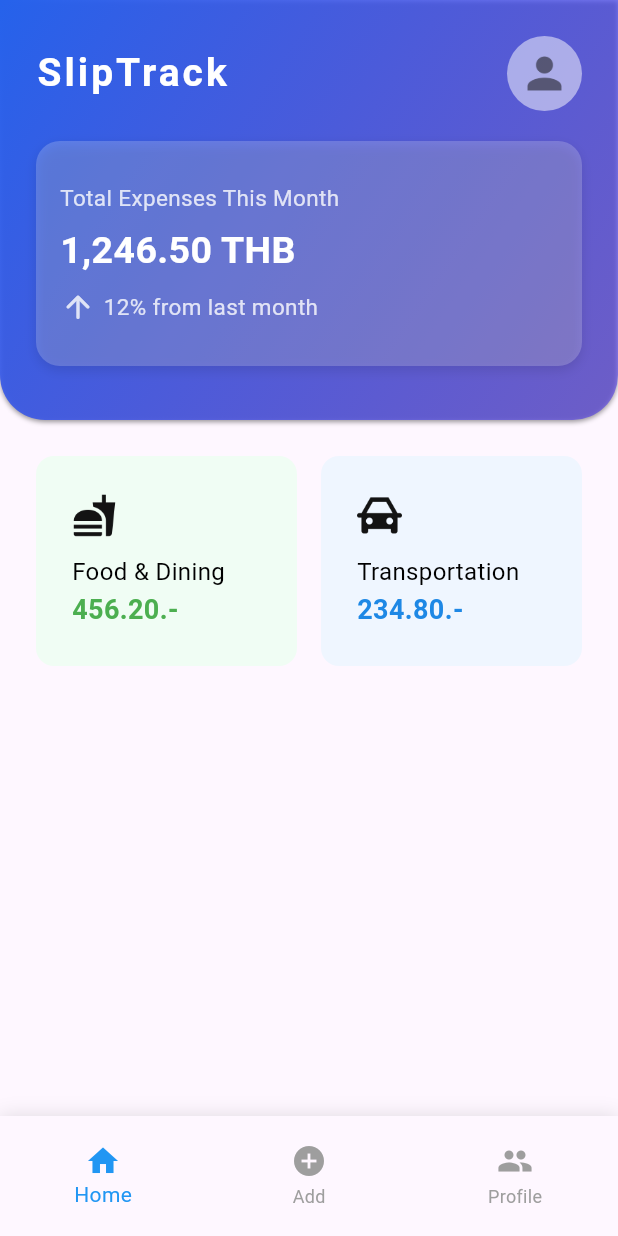
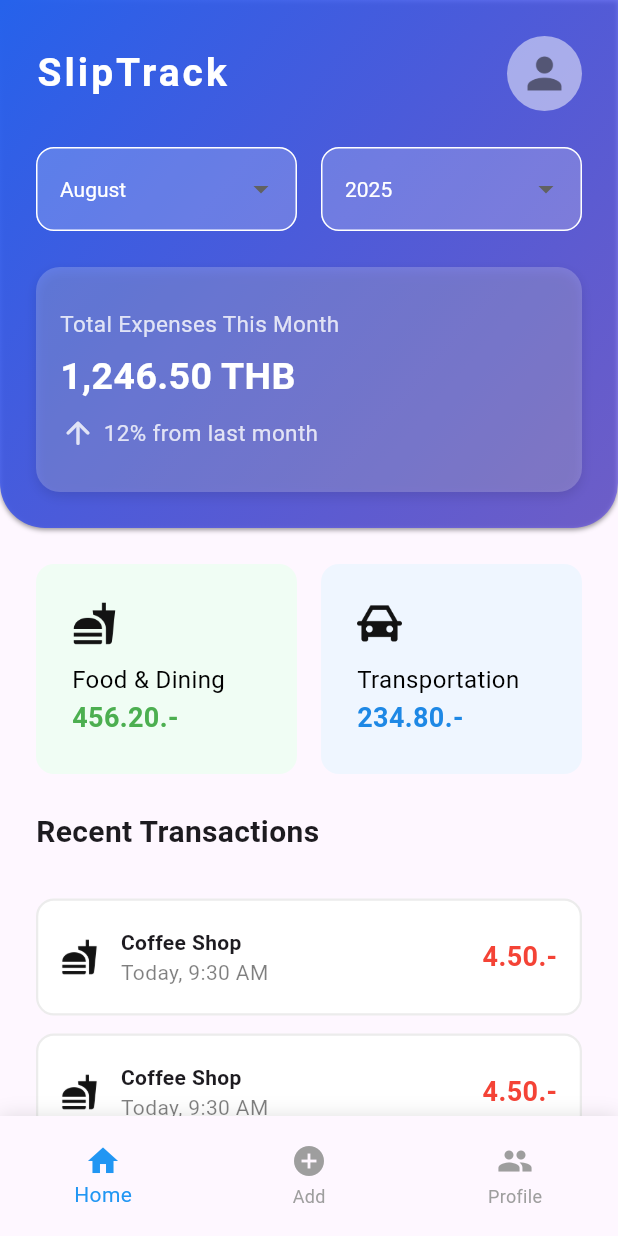
Before and after one commit to KasidetPha/SlipTrack, a Flutter app: the screen it shows after launch, on a phone screen of 412 x 824 dp. Run offline on Flutter 3.47's test engine with Material 3 defaults, Android fonts, the phone set to English and light mode, and no system bars; our stand-ins replace google_fonts; Roboto replaces fonts that are missing (Prompt).

Commit message:
home page success

```diff
--- a/frontend/lib/models/items_list.dart
+++ b/frontend/lib/models/items_list.dart
@@ -1,14 +1,24 @@
-// import 'package:flutter/material.dart';
+import 'package:flutter/widgets.dart';
 
 enum CategoryIcon {
-  food(title:"food & Dining", image: "assets/images/icon_food.png"),
-  transpot(title: "Transportation", image: "assets/images/icon_transpot.png"),
-  health(title: "Health & Personal Care", image: "assets/images/icon_health.png");
+  food(
+      title: "Food & Dining",
+      image: "assets/images/icons/icon_food.png",
+      color: Color(0xFFE0F7FA)),
+  transpot(
+      title: "Transportation",
+      image: "assets/images/icons/icon_transport.png",
+      color: Color(0xFFE8F0FE)),
+  health(
+      title: "Health & Personal Care",
+      image: "assets/images/icons/icon_health.png",
+      color: Color(0xFFF0FFF4));
 
-
-  const CategoryIcon({required this.title, required this.image});
+  const CategoryIcon(
+      {required this.title, required this.image, required this.color});
   final String title;
   final String image;
+  final Color color;
 }
 
 class ItemsList {
@@ -28,7 +38,22 @@ class ItemsList {
 }
 
 List<ItemsList> data = [
-  ItemsList(title: "อาหารกลางวัน", price: 120.50, datetime: DateTime(2025, 8, 19, 12, 30), category: CategoryIcon.food, note: ""),
-  ItemsList(title: "ฟิตเนส", price: 60, datetime: DateTime(2025, 8, 14, 18, 30), category: CategoryIcon.health, note: ""),
-  ItemsList(title: "ค่ารถเมล์", price: 8, datetime: DateTime(2025, 8, 12, 08, 30), category: CategoryIcon.transpot, note: ""),
+  ItemsList(
+      title: "อาหารกลางวัน",
+      price: 120.50,
+      datetime: DateTime(2025, 8, 19, 12, 30),
+      category: CategoryIcon.food,
+      note: ""),
+  ItemsList(
+      title: "ฟิตเนส",
+      price: 60,
+      datetime: DateTime(2025, 8, 14, 18, 30),
+      category: CategoryIcon.health,
+      note: ""),
+  ItemsList(
+      title: "ค่ารถเมล์",
+      price: 1000,
+      datetime: DateTime(2025, 8, 12, 08, 30),
+      category: CategoryIcon.transpot,
+      note: ""),
 ];
--- a/frontend/lib/pages/home_page.dart
+++ b/frontend/lib/pages/home_page.dart
@@ -1,8 +1,11 @@
 import 'package:flutter/material.dart';
 import 'package:frontend/widgets/home_widgets/home_header.dart';
+import 'package:frontend/widgets/home_widgets/items_recent.dart';
+import 'package:frontend/widgets/home_widgets/month_year_dropdown.dart';
+import 'package:frontend/widgets/home_widgets/most_category.dart';
 import 'package:frontend/widgets/home_widgets/summary_card.dart';
 import 'package:google_fonts/google_fonts.dart';
-import 'package:frontend/models/items_list.dart';
+// import 'package:frontend/models/items_list.dart';
 
 class HomePage extends StatelessWidget {
   const HomePage({super.key});
@@ -10,7 +13,7 @@ class HomePage extends StatelessWidget {
   @override
   Widget build(BuildContext context) {
     return Scaffold(
-      body: SingleChildScrollView( // ✅ ทำให้ทั้งหน้าเลื่อนได้
+      body: SingleChildScrollView(
         child: Column(
           crossAxisAlignment: CrossAxisAlignment.start,
           children: [
@@ -18,7 +21,7 @@ class HomePage extends StatelessWidget {
             Container(
               width: double.infinity,
               padding: const EdgeInsets.all(24),
-              height: 280,
+              // height: 280,
               decoration: BoxDecoration(
                 gradient: const LinearGradient(
                   colors: [
@@ -42,7 +45,9 @@ class HomePage extends StatelessWidget {
               child: const Column(
                 children: [
                   HomeHeader(),
-                  SizedBox(height: 20),
+                  SizedBox(height: 24),
+                  MonthYearDropdown(),
+                  SizedBox(height: 24),
                   SummaryCard(),
                 ],
               ),
@@ -50,56 +55,18 @@ class HomePage extends StatelessWidget {
 
             const SizedBox(height: 24),
 
+            const MostCategory(),
+
+            // const SizedBox(height: 24),
+
             Padding(
-              padding: EdgeInsets.symmetric(horizontal: 24),
+              padding: const EdgeInsets.fromLTRB(24,24,24,24),
+              child: Text("Recent Transactions", style: GoogleFonts.prompt(fontSize: 20, fontWeight: FontWeight.bold ),),
+            ),
 
-              child: Row(
-                mainAxisAlignment: MainAxisAlignment.spaceBetween,
-                children: [
-                  Expanded(
-                    child: Container(
-                      height: 140,
-                      padding: EdgeInsets.all(24),
-                      decoration: BoxDecoration(
-                        color: const Color.fromARGB(255, 240, 253, 244),
-                        borderRadius: BorderRadius.circular(12)
-                      ),
-                      child: Column(
-                        crossAxisAlignment: CrossAxisAlignment.start,
-                        mainAxisAlignment: MainAxisAlignment.spaceEvenly,
-                        children: [
-                          Image.asset("assets/images/icon_food.png", width: 30, height: 30,),
-                          SizedBox(height: 10,),
-                          Text("Food & Dining", style: GoogleFonts.prompt(fontSize: 16, color: Colors.black, fontWeight: FontWeight.normal)),
-                          Text("456.20.-", style: GoogleFonts.prompt(fontSize: 18, color: Colors.green, fontWeight: FontWeight.bold))
-                        ],
-                      ),
-                    ),
-                  ),
-                  SizedBox(width: 16,),
-                  Expanded(
-                    child: Container(
-                      height: 140,
-                      padding: EdgeInsets.all(24),
-                      decoration: BoxDecoration(
-                        color: const Color.fromARGB(255, 239, 246, 255),
-                        borderRadius: BorderRadius.circular(12)
-                      ),
-                      child: Column(
-                        crossAxisAlignment: CrossAxisAlignment.start,
-                        mainAxisAlignment: MainAxisAlignment.spaceEvenly,
-                        children: [
-                          Image.asset("assets/images/icon_transport.png", width: 30, height: 30,),
-                          SizedBox(height: 10,),
-                          Text("Transportation", style: GoogleFonts.prompt(fontSize: 16, color: Colors.black, fontWeight: FontWeight.normal)),
-                          Text("234.80.-", style: GoogleFonts.prompt(fontSize: 18, color: Colors.blue[600], fontWeight: FontWeight.bold))
-                        ],
-                      ),
-                    ),
-                  )
-                ],
-              )
-            ),
+            // const SizedBox(height: 24),
+
+            const ItemsRecent()
           ],
         ),
       ),
--- a/frontend/lib/widgets/home_widgets/home_header.dart
+++ b/frontend/lib/widgets/home_widgets/home_header.dart
@@ -30,7 +30,7 @@ class HomeHeader extends StatelessWidget {
               borderRadius: BorderRadius.circular(25)
             ),
             child: IconButton(
-              icon: Image.asset("assets/images/icon_user.png", fit: BoxFit.contain, color: Colors.black.withOpacity(0.5),),
+              icon: Image.asset("assets/images/icons/icon_user.png", fit: BoxFit.contain, color: Colors.black.withOpacity(0.5),),
               // color: Colors.black.withOpacity(0.50),
               onPressed: () {
                 print("Profile button clicked");
--- /dev/null
+++ b/frontend/lib/widgets/home_widgets/items_recent.dart
@@ -0,0 +1,55 @@
+import 'package:flutter/material.dart';
+import 'package:google_fonts/google_fonts.dart';
+
+class ItemsRecent extends StatelessWidget {
+  const ItemsRecent({super.key});
+
+  @override
+  Widget build(BuildContext context) {
+    return SingleChildScrollView(
+      child: Column(
+        children: List.generate(6, (index) {
+          return Padding(
+            padding: const EdgeInsets.symmetric(horizontal: 24, vertical: 6),
+            child: Container(
+              width: double.infinity,
+              height: 78,
+              decoration: BoxDecoration(
+                color: Colors.white,
+                borderRadius: BorderRadius.circular(12),
+                border:Border.all(color: Colors.grey.withOpacity(0.2), width: 1.5)
+              ),
+              child: Padding(
+                padding: const EdgeInsets.all(15),
+                child: Center(
+                  child: Row(
+                    mainAxisAlignment: MainAxisAlignment.spaceBetween,
+                    crossAxisAlignment: CrossAxisAlignment.center,
+                    children: [
+                      Row(
+                        children: [
+                          Image.asset("assets/images/icons/icon_food.png", width: 25, height: 25,),
+                          SizedBox(width: 15,),
+                          Column(
+                            mainAxisAlignment: MainAxisAlignment.center,
+                            crossAxisAlignment: CrossAxisAlignment.start,
+                            children: [
+                              Text("Coffee Shop", style: GoogleFonts.prompt(fontWeight: FontWeight.bold),),
+                              Text("Today, 9:30 AM", style: GoogleFonts.prompt(color: Colors.black.withOpacity(0.5)),)
+                            ]
+                          ),
+                        ],
+                      ),
+                      Text("4.50.-", style: GoogleFonts.prompt(color: Colors.red, fontWeight: FontWeight.bold, fontSize: 18),)
+                    ],
+                  ),
+                ),
+              ),
+            ),
+
+          );
+        }),
+      ),
+    );
+  }
+}
--- /dev/null
+++ b/frontend/lib/widgets/home_widgets/month_year_dropdown.dart
@@ -0,0 +1,110 @@
+import 'package:flutter/material.dart';
+import 'package:google_fonts/google_fonts.dart';
+
+class MonthYearDropdown extends StatefulWidget {
+  const MonthYearDropdown({super.key});
+
+  @override
+  State<MonthYearDropdown> createState() => _MonthYearDropdownState();
+}
+
+class _MonthYearDropdownState extends State<MonthYearDropdown> {
+
+  final List<String> months = [
+    "January",
+    "February",
+    "March",
+    "April",
+    "May",
+    "June",
+    "July",
+    "August",
+    "September",
+    "October",
+    "November",
+    "December"
+  ];
+
+  final List<int> years = List<int>.generate(11, (i) => 2020+i);
+
+  String? selectedMonth;
+  int? selectedYear;
+
+  @override
+  void initState() {
+    super.initState();
+
+    final now = DateTime.now();
+    selectedMonth = months[now.month - 1];
+    selectedYear = now.year;
+  }
+
+  @override
+  Widget build(BuildContext context) {
+    return Row(
+      children: [
+        Expanded(
+          child: DropdownButtonFormField<String>(
+            decoration: InputDecoration(
+              filled: true,
+              fillColor: Colors.white.withOpacity(0.2),
+              enabledBorder: OutlineInputBorder(
+                borderSide: const BorderSide(color: Colors.white, width: 1),
+                borderRadius: BorderRadius.circular(12),
+              ),
+              focusedBorder: OutlineInputBorder(
+                borderSide: const BorderSide(color: Colors.white, width: 1),
+                borderRadius: BorderRadius.circular(12)
+              ),
+            ),
+            style: TextStyle(color: Colors.white),
+            dropdownColor: const Color.fromARGB(255, 37, 98, 235),
+            value: selectedMonth,
+            items: months.map((month) {
+              return DropdownMenuItem(
+                value: month,
+                child: Text(month, style: GoogleFonts.prompt()),
+              );
+            }).toList(),
+            onChanged: (value) {
+              setState(() {
+                selectedMonth = value;
+              });
+            },
+          )
+        ),
+        SizedBox(width: 16,),
+        Expanded(
+          child: DropdownButtonFormField<int>(
+            decoration: InputDecoration(
+              filled: true,
+              fillColor: Colors.white.withOpacity(0.2),
+              enabledBorder: OutlineInputBorder(
+                borderSide: const BorderSide(color: Colors.white, width: 1),
+                borderRadius: BorderRadius.circular(12),
+              ),
+              focusedBorder: OutlineInputBorder(
+                borderSide: const BorderSide(color: Colors.white, width: 1),
+                borderRadius: BorderRadius.circular(12)
+              )
+            ),
+            dropdownColor: Color.fromARGB(255, 142, 125, 255),
+            style: TextStyle(color: Colors.white),
+            value: selectedYear,
+            items: years.map((year) {
+              return DropdownMenuItem<int>(
+                value: year,
+                child: Text(year.toString(), style: GoogleFonts.prompt(),)
+              );
+            }).toList(),
+            onChanged: (value) {
+              setState(() {
+                selectedYear = value;
+              });
+            },
+          ),
+        )
+      ],
+    );
+  }
+}
--- /dev/null
+++ b/frontend/lib/widgets/home_widgets/most_category.dart
@@ -0,0 +1,60 @@
+import 'package:flutter/material.dart';
+// import 'package:frontend/models/items_list.dart';
+import 'package:google_fonts/google_fonts.dart';
+
+class MostCategory extends StatelessWidget {
+  const MostCategory({super.key});
+
+  @override
+  Widget build(BuildContext context) {
+    return Padding(
+      padding: const EdgeInsets.symmetric(horizontal: 24),
+        child: Row(
+        mainAxisAlignment: MainAxisAlignment.spaceBetween,
+        children: [
+          Expanded(
+            child: Container(
+              height: 140,
+              padding: EdgeInsets.all(24),
+              decoration: BoxDecoration(
+                color: const Color.fromARGB(255, 240, 253, 244),
+                borderRadius: BorderRadius.circular(12)
+              ),
+              child: Column(
+                crossAxisAlignment: CrossAxisAlignment.start,
+                mainAxisAlignment: MainAxisAlignment.spaceEvenly,
+                children: [
+                  Image.asset("assets/images/icons/icon_food.png", width: 30, height: 30,),
+                  SizedBox(height: 10,),
+                  Text("Food & Dining", style: GoogleFonts.prompt(fontSize: 16, color: Colors.black, fontWeight: FontWeight.normal)),
+                  Text("456.20.-", style: GoogleFonts.prompt(fontSize: 18, color: Colors.green, fontWeight: FontWeight.bold))
+                ],
+              ),
+            ),
+          ),
+          SizedBox(width: 16,),
+          Expanded(
+            child: Container(
+              height: 140,
+              padding: EdgeInsets.all(24),
+              decoration: BoxDecoration(
+                color: const Color.fromARGB(255, 239, 246, 255),
+                borderRadius: BorderRadius.circular(12)
+              ),
+              child: Column(
+                crossAxisAlignment: CrossAxisAlignment.start,
+                mainAxisAlignment: MainAxisAlignment.spaceEvenly,
+                children: [
+                  Image.asset("assets/images/icons/icon_transport.png", width: 30, height: 30,),
+                  SizedBox(height: 10,),
+                  Text("Transportation", style: GoogleFonts.prompt(fontSize: 16, color: Colors.black, fontWeight: FontWeight.normal)),
+                  Text("234.80.-", style: GoogleFonts.prompt(fontSize: 18, color: Colors.blue[600], fontWeight: FontWeight.bold))
+                ],
+              ),
+            ),
+          )
+        ],
+      )
+    );
+  }
+}
--- a/frontend/pubspec.yaml
+++ b/frontend/pubspec.yaml
@@ -63,7 +63,7 @@ flutter:
 
   # To add assets to your application, add an assets section, like this:
   assets:
-    - assets/images/
+    - assets/images/icons/
     # - images/a_dot_ham.jpeg
 
   # An image asset can refer to one or more resolution-specific "variants", see
```
Also changed, not shown: frontend/assets/images/icons/icon_food.png (renamed from frontend/assets/images/icon_food.png), frontend/assets/images/icons/icon_health.png (renamed from frontend/assets/images/icon_health.png), frontend/assets/images/icons/icon_transport.png (renamed from frontend/assets/images/icon_transport.png), frontend/assets/images/icons/icon_user.png (renamed from frontend/assets/images/icon_user.png), frontend/lib/widgets/home_widgets/summary_card.dart (indentation only).
